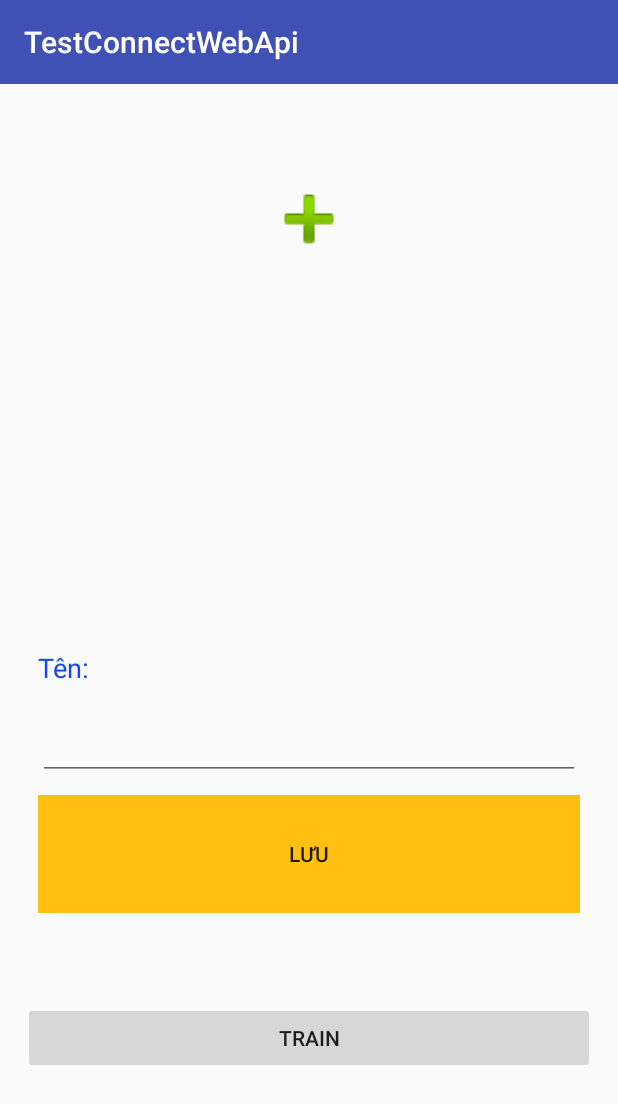
After one commit to kobidy1102/NhanDien, an Android app: the TrainingActivity screen opened directly, with no data from a screen before it, on a phone screen of 412 x 824 dp. The commit adds this screen. Shown: the top 1104 px of the screen. Run offline under Robolectric (Android 15) with nearby library versions, the phone set to English and light mode, and no system bars; libraries missing offline, so code that uses them is left out: com.zhihu.matisse; pictures from the network do not load.

Commit message:
ddang test cai training

```diff
--- a/TestConnectWebApi/app/build.gradle
+++ b/TestConnectWebApi/app/build.gradle
@@ -29,4 +29,9 @@ dependencies {
     implementation 'com.squareup.retrofit2:retrofit:2.1.0'
     implementation 'com.google.code.gson:gson:2.6.1'
     implementation 'com.squareup.retrofit2:converter-gson:2.1.0'
+    implementation 'com.android.support:recyclerview-v7:27.1.1'
+    implementation 'com.zhihu.android:matisse:0.5.1'
+    implementation 'com.github.bumptech.glide:glide:4.8.0'
+    implementation 'com.squareup.picasso:picasso:2.5.2'
+    annotationProcessor 'com.github.bumptech.glide:compiler:4.8.0'
 }
--- a/TestConnectWebApi/app/src/main/java/com/example/pc_asus/testconnectwebapi/API.java
+++ b/TestConnectWebApi/app/src/main/java/com/example/pc_asus/testconnectwebapi/API.java
@@ -6,15 +6,22 @@ import retrofit2.http.GET;
 import retrofit2.http.Multipart;
 import retrofit2.http.POST;
 import retrofit2.http.Part;
+import retrofit2.http.Path;
 
 public interface API {
     String Base_URL="http://169.254.22.208:49428/";
+    String groupID="";
+    String personName="";
     @GET("api/values")
         Call<String> getResult();
     @Multipart
-    @POST("api/upload/kpop")
-    Call<String> upLoadPhoto(@Part MultipartBody.Part photo);
+    @POST("api/recognition/kpop")
+    Call<String> recognitionFace(@Part MultipartBody.Part photo);
 
+    @Multipart
+    @POST("api/addPersonToGroup/kpop/{personName}")
+    Call<String> addFace(@Path("personName") String personName, @Part MultipartBody.Part photo);
 
-
+    @POST("api/addPersonToGroup/kpop/{personName}")
+    Call<String> trainingFace(@Path("personName") String personName);
 }
--- /dev/null
+++ b/TestConnectWebApi/app/src/main/res/layout/activity_training.xml
@@ -0,0 +1,86 @@
+<?xml version="1.0" encoding="utf-8"?>
+<android.support.constraint.ConstraintLayout xmlns:android="http://schemas.android.com/apk/res/android"
+    xmlns:app="http://schemas.android.com/apk/res-auto"
+    xmlns:tools="http://schemas.android.com/tools"
+    android:layout_width="match_parent"
+    android:layout_height="match_parent"
+    tools:context=".TrainingActivity">
+
+    <LinearLayout
+        android:layout_width="match_parent"
+        android:layout_height="match_parent"
+        android:orientation="vertical"
+        android:paddingLeft="15dp"
+        android:paddingRight="15dp"
+        android:weightSum="100">
+
+        <LinearLayout
+            android:layout_width="match_parent"
+            android:layout_height="0dp"
+            android:layout_weight="50"
+            android:orientation="vertical"
+            android:paddingTop="60dp"
+            android:weightSum="100">
+            <ImageView
+                android:id="@+id/img_train_addImage"
+                android:layout_width="match_parent"
+                android:layout_height="0dp"
+                android:layout_weight="20"
+                app:srcCompat="@android:drawable/ic_input_add" />
+
+            <android.support.v7.widget.RecyclerView
+                android:id="@+id/rv_train_image"
+                android:layout_width="match_parent"
+                android:layout_height="0dp"
+                android:layout_weight="70"
+
+                >
+
+            </android.support.v7.widget.RecyclerView>
+
+
+
+        </LinearLayout>
+        <LinearLayout
+            android:layout_width="match_parent"
+            android:layout_height="0dp"
+            android:layout_weight="35"
+            android:orientation="vertical"
+            android:paddingLeft="10dp"
+            android:paddingRight="10dp"
+            android:weightSum="100">
+
+            <TextView
+                android:layout_width="match_parent"
+                android:layout_height="0dp"
+                android:layout_weight="30"
+                android:gravity="left|center"
+                android:text="Tên:"
+                android:textColor="#1245ff"
+                android:textSize="18sp" />
+
+            <EditText
+                android:id="@+id/edt_train_name"
+                android:layout_width="match_parent"
+                android:layout_height="45dp"
+                 />
+
+            <Button
+                android:id="@+id/btn_train_save"
+                android:layout_width="match_parent"
+                android:layout_height="0dp"
+                android:layout_marginTop="10dp"
+                android:layout_weight="40"
+                android:background="#ffc012"
+                android:text="Lưu" />
+
+        </LinearLayout>
+
+        <Button
+            android:id="@+id/btn_train"
+            android:layout_width="match_parent"
+            android:layout_height="wrap_content"
+            android:text="train" />
+    </LinearLayout>
+
+</android.support.constraint.ConstraintLayout>
--- /dev/null
+++ b/TestConnectWebApi/app/src/main/res/values/dimens.xml
@@ -0,0 +1,4 @@
+<?xml version="1.0" encoding="utf-8"?>
+<resources>
+    <dimen name="grid_expected_size">150dp</dimen>
+</resources>
```
Also changed, not shown: TestConnectWebApi/app/src/main/AndroidManifest.xml (+9 -1 lines), TestConnectWebApi/app/src/main/java/com/example/pc_asus/testconnectwebapi/ImageAdapter.java (added, +55 -0 lines), TestConnectWebApi/app/src/main/java/com/example/pc_asus/testconnectwebapi/MainActivity.java (+17 -4 lines), TestConnectWebApi/app/src/main/java/com/example/pc_asus/testconnectwebapi/TrainingActivity.java (added, +251 -0 lines), TestConnectWebApi/app/src/main/res/layout/activity_main.xml (+10 -0 lines), TestConnectWebApi/app/src/main/res/layout/custom_rv_image.xml (added, +18 -0 lines), 6 other files.
